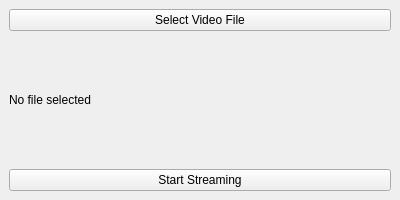
zahkwan04/rtspstreamproject, file mainwindow.ui: the form before one commit.
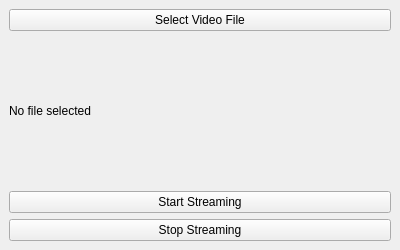
The form after the commit.

```diff
--- a/mainwindow.ui
+++ b/mainwindow.ui
@@ -7,7 +7,7 @@
     <x>0</x>
     <y>0</y>
     <width>400</width>
-    <height>200</height>
+    <height>250</height>
    </rect>
   </property>
   <widget class="QWidget" name="centralwidget">
@@ -33,6 +33,13 @@
       </property>
      </widget>
     </item>
+    <item>
+     <widget class="QPushButton" name="stopStreamButton">
+      <property name="text">
+       <string>Stop Streaming</string>
+      </property>
+     </widget>
+    </item>
    </layout>
   </widget>
  </widget>
```
